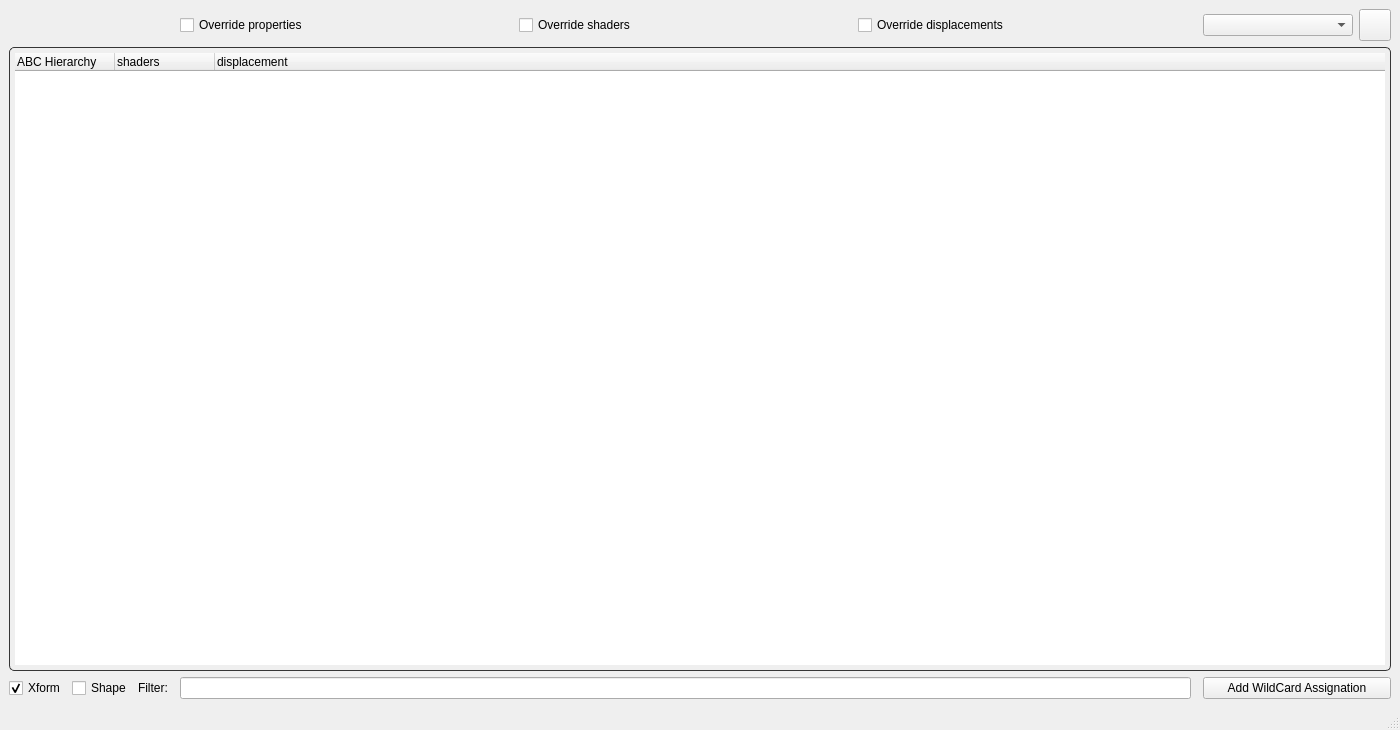
Old version of the form maya/scripts/shaderManager/ui/UI_ABCHierarchy.ui in the repository elliottsmith/abctoa.
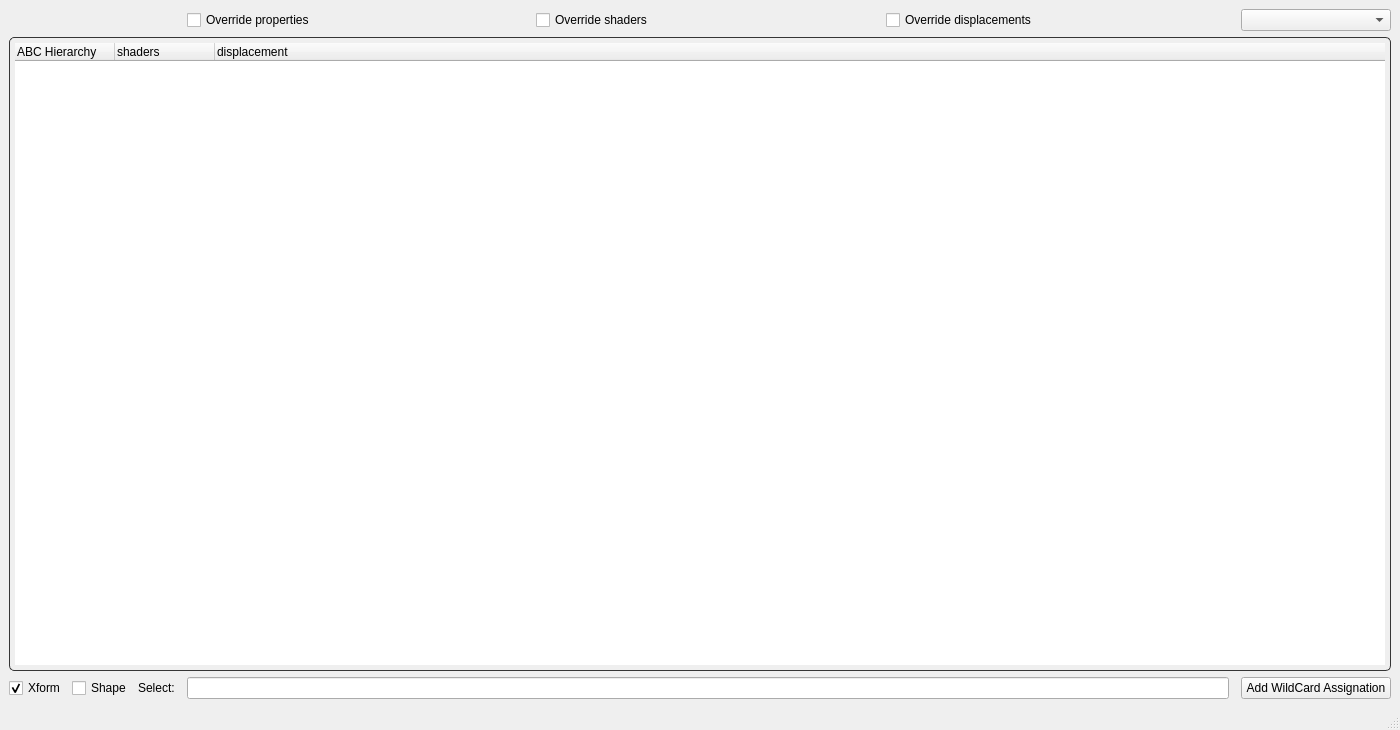
New version of the form.

Commit message: Removing layer utilities button.

Diff of the .ui file:
```diff
--- a/maya/scripts/shaderManager/ui/UI_ABCHierarchy.ui
+++ b/maya/scripts/shaderManager/ui/UI_ABCHierarchy.ui
@@ -64,7 +64,7 @@
         <item>
          <widget class="QLabel" name="label">
           <property name="text">
-           <string>Filter:</string>
+           <string>Select:</string>
           </property>
          </widget>
         </item>
@@ -92,25 +92,6 @@
           </property>
          </widget>
         </item>
-        <item>
-         <widget class="QPushButton" name="layerUtilities">
-          <property name="minimumSize">
-           <size>
-            <width>32</width>
-            <height>32</height>
-           </size>
-          </property>
-          <property name="maximumSize">
-           <size>
-            <width>32</width>
-            <height>32</height>
-           </size>
-          </property>
-          <property name="text">
-           <string/>
-          </property>
-         </widget>
-        </item>
        </layout>
       </item>
       <item row="0" column="2">
```
The commit also changes 2 other files.
